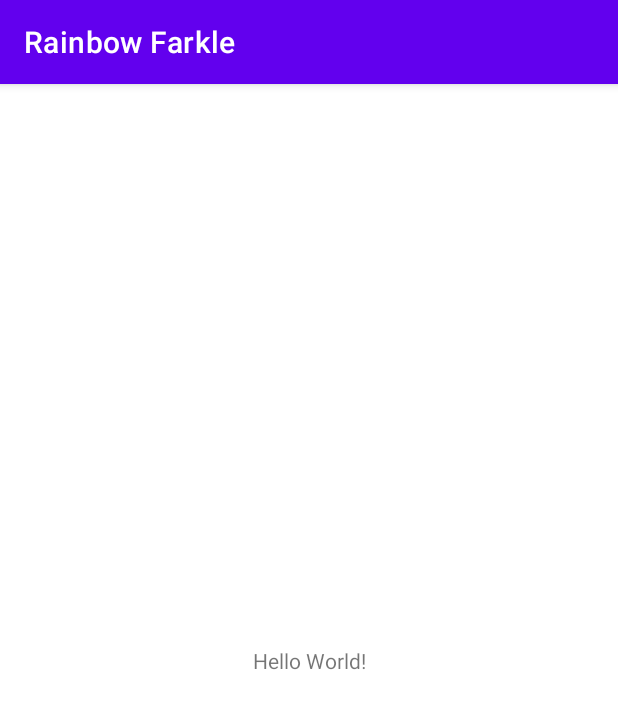
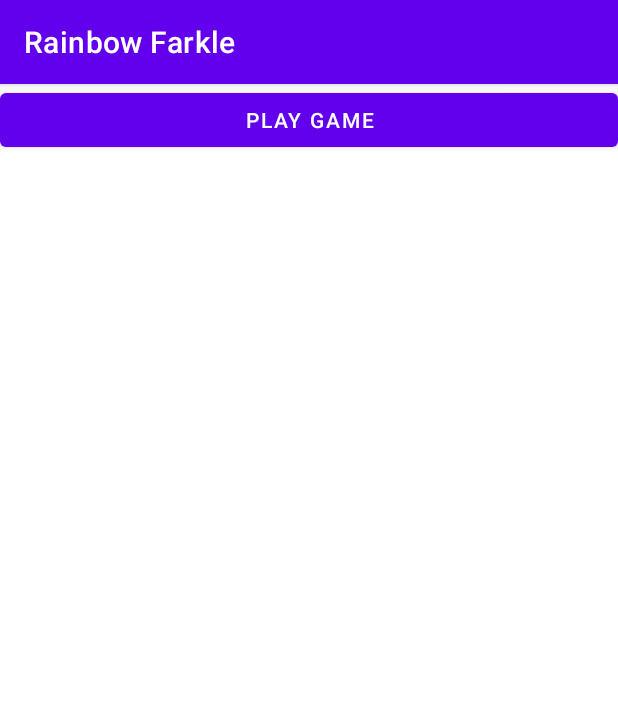
Before and after one commit to JJ1822/rainbow_farkle, an Android app: the screen it shows after launch (MainActivity), on a phone screen of 412 x 824 dp. Shown: the top 709 px of the screen. Run offline under Robolectric (Android 15) with nearby library versions, the phone set to English and light mode, and no system bars.

Commit message:
add game setup fragment

```diff
--- /dev/null
+++ b/app/src/main/java/com/rainbowfarkle/GameSetupEnum.kt
@@ -0,0 +1,6 @@
+package com.rainbowfarkle
+
+enum class GameSetupEnum {
+    NUMBER_OF_PLAYERS,
+    NUMBER_Of_POINTS
+}
--- /dev/null
+++ b/app/src/main/java/com/rainbowfarkle/ui/LandingFragment.kt
@@ -0,0 +1,29 @@
+package com.rainbowfarkle.ui
+
+import android.os.Bundle
+import android.view.LayoutInflater
+import android.view.View
+import android.view.ViewGroup
+import android.widget.Button
+import androidx.fragment.app.Fragment
+import androidx.navigation.fragment.findNavController
+import com.rainbowfarkle.GameSetupEnum
+import com.rainbowfarkle.R
+
+class LandingFragment : Fragment() {
+    override fun onCreateView(
+        inflater: LayoutInflater,
+        container: ViewGroup?,
+        savedInstanceState: Bundle?
+    ): View? {
+        return inflater.inflate(R.layout.landing_fragment, container, false).apply {
+            findViewById<Button>(R.id.play_game_button).setOnClickListener { navigate() }
+        }
+    }
+
+    private fun navigate() {
+        findNavController().navigate(
+            LandingFragmentDirections.landingFragmentToGameSetupFragment(GameSetupEnum.NUMBER_OF_PLAYERS)
+        )
+    }
+}
--- /dev/null
+++ b/app/src/main/java/com/rainbowfarkle/ui/NamesFragment.kt
@@ -0,0 +1,4 @@
+package com.rainbowfarkle.ui
+
+class NamesFragment {
+}
--- a/app/src/main/res/layout/activity_main.xml
+++ b/app/src/main/res/layout/activity_main.xml
@@ -6,13 +6,16 @@
     android:layout_height="match_parent"
     tools:context=".MainActivity">
 
-    <TextView
-        android:layout_width="wrap_content"
-        android:layout_height="wrap_content"
-        android:text="Hello World!"
-        app:layout_constraintBottom_toBottomOf="parent"
+    <androidx.fragment.app.FragmentContainerView
+        android:id="@+id/nav_host_fragment"
+        android:name="androidx.navigation.fragment.NavHostFragment"
+        android:layout_width="0dp"
+        android:layout_height="0dp"
         app:layout_constraintLeft_toLeftOf="parent"
         app:layout_constraintRight_toRightOf="parent"
-        app:layout_constraintTop_toTopOf="parent" />
+        app:layout_constraintTop_toTopOf="parent"
+        app:layout_constraintBottom_toBottomOf="parent"
+        app:defaultNavHost="true"
+        app:navGraph="@navigation/nav_graph" />
 
 </androidx.constraintlayout.widget.ConstraintLayout>
--- /dev/null
+++ b/app/src/main/res/layout/landing_fragment.xml
@@ -0,0 +1,12 @@
+<?xml version="1.0" encoding="utf-8"?>
+<LinearLayout xmlns:android="http://schemas.android.com/apk/res/android"
+    android:layout_width="match_parent"
+    android:layout_height="match_parent">
+
+    <com.google.android.material.button.MaterialButton
+        android:id="@+id/play_game_button"
+        android:layout_width="match_parent"
+        android:layout_height="wrap_content"
+        android:text="@string/play_game"/>
+
+</LinearLayout>
--- /dev/null
+++ b/app/src/main/res/navigation/nav_graph.xml
@@ -0,0 +1,33 @@
+<?xml version="1.0" encoding="utf-8"?>
+<navigation xmlns:android="http://schemas.android.com/apk/res/android"
+    xmlns:app="http://schemas.android.com/apk/res-auto"
+    android:id="@+id/nav_graph"
+    app:startDestination="@id/landing_fragment">
+
+    <fragment
+        android:name="com.rainbowfarkle.ui.LandingFragment"
+        android:id="@+id/landing_fragment">
+        <action
+            android:id="@+id/landing_fragment_to_game_setup_fragment"
+            app:destination="@id/game_setup_fragment"/>
+    </fragment>
+
+    <fragment
+        android:name="com.rainbowfarkle.ui.GameSetupFragment"
+        android:id="@+id/game_setup_fragment">
+        <action
+            android:id="@+id/reload_game_setup_fragment"
+            app:destination="@id/game_setup_fragment"/>
+        <argument
+            android:name="gameSetupEnum"
+            app:argType="com.rainbowfarkle.GameSetupEnum" />
+                <action
+            android:id="@+id/game_setup_fragment_to_names_fragment"
+            app:destination="@id/names_fragment"/>
+    </fragment>
+
+    <fragment
+        android:name="com.rainbowfarkle.ui.NamesFragment"
+        android:id="@+id/names_fragment"/>
+
+</navigation>
--- a/app/src/main/res/values/strings.xml
+++ b/app/src/main/res/values/strings.xml
@@ -1,3 +1,7 @@
 <resources>
     <string name="app_name">Rainbow Farkle</string>
+    <string name="play_game">Play Game</string>
+    <string name="save">Save</string>
+    <string name="number_of_points">Number of Points</string>
+    <string name="number_of_players">Number of Players</string>
 </resources>
--- a/build.gradle
+++ b/build.gradle
@@ -8,6 +8,8 @@ buildscript {
     dependencies {
         classpath "com.android.tools.build:gradle:4.1.1"
         classpath "org.jetbrains.kotlin:kotlin-gradle-plugin:$kotlin_version"
+        def nav_version = "2.3.2"
+        classpath "androidx.navigation:navigation-safe-args-gradle-plugin:$nav_version"
 
         // NOTE: Do not place your application dependencies here; they belong
         // in the individual module build.gradle files
```
Also changed, not shown: app/build.gradle (+14 -0 lines), app/src/main/java/com/rainbowfarkle/datamodels/GameSetupDataModel.kt (added, +34 -0 lines), app/src/main/java/com/rainbowfarkle/ui/GameSetupFragment.kt (added, +32 -0 lines), app/src/main/java/com/rainbowfarkle/viewmodels/GameSetupViewModel.kt (added, +43 -0 lines), app/src/main/res/layout/game_setup_fragment.xml (added, +49 -0 lines).
